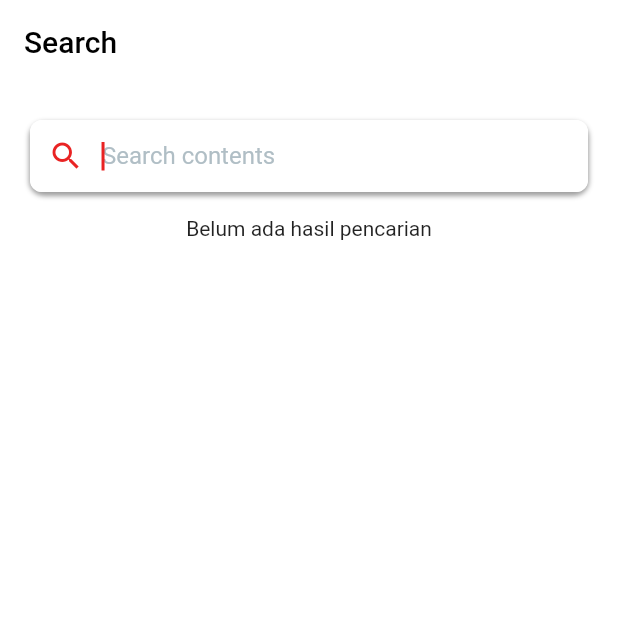
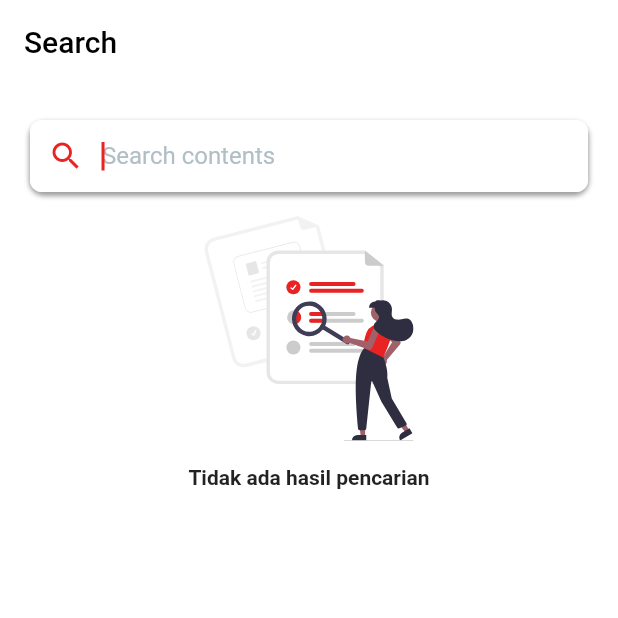
Before and after one commit to CevinWays/medisains, a Flutter app: the FragmentMyContentPage screen opened directly, after a tap on the "search" icon, on a phone screen of 412 x 824 dp, the top half of it. Run offline on Flutter 3.47's test engine with Material 2 defaults, Android fonts, the phone set to English and light mode, and no system bars; our stand-ins replace bloc, cached_network_image, carousel_slider, cloud_firestore, convex_bottom_bar, date_format and 13 more; missing offline and left inert: flutter_document_picker; accounts and stored records are empty; network calls fail.

Commit message:
Fixing bug

```diff
--- a/lib/helpers/validator_helper.dart
+++ b/lib/helpers/validator_helper.dart
@@ -35,4 +35,15 @@ class ValidatorHelper{
     else
       return null;
   }
+
+  static String validatorPhoneNum({String value,String label}){
+    if(value.isEmpty)
+      return '$label tidak boleh kosong';
+    else if (value.length < 10)
+      return '$label harus lebih dari 10 digit';
+    else if (value.length > 13)
+      return '$label tidak boleh lebih dari 12 digit';
+    else
+      return null;
+  }
 }
--- a/lib/pages/content/layout/search_content_page.dart
+++ b/lib/pages/content/layout/search_content_page.dart
@@ -1,6 +1,7 @@
 import 'package:flutter/material.dart';
 import 'package:flutter_bloc/flutter_bloc.dart';
 import 'package:flutter_rating_bar/flutter_rating_bar.dart';
+import 'package:flutter_svg/svg.dart';
 import 'package:medisains/helpers/constant_color.dart';
 import 'package:medisains/helpers/constant_routes.dart';
 import 'package:medisains/helpers/datetime_helper.dart';
@@ -150,9 +151,8 @@ class _SearchContentPageState extends State<SearchContentPage> {
                                   Icons.star,
                                   color: primaryColor,
                                 ),
-                                onRatingUpdate: (rating) {
-                                  print(rating);
-                                },
+                                updateOnDrag: false,
+                                onRatingUpdate: null,
                               ),
                             ],
                           ),
@@ -201,7 +201,18 @@ class _SearchContentPageState extends State<SearchContentPage> {
                 ),
               );
             },
-          ) : Container(child: Center(child: Text('Belum ada hasil pencarian'),));
+          ) : Center(
+            child: Column(
+              mainAxisAlignment: MainAxisAlignment.center,
+              crossAxisAlignment: CrossAxisAlignment.center,
+              children: [
+                SvgPicture.asset("assets/images/img_search.svg",height: 150,width: 150,),
+                Padding(
+                  padding: const EdgeInsets.only(top: 16),
+                  child: Text("Tidak ada hasil pencarian",textAlign: TextAlign.center,style: TextStyle(fontWeight: FontWeight.bold),),
+                ),
+              ],
+            ),);
         }
     );
   }
--- a/lib/pages/home/fragment_content_page.dart
+++ b/lib/pages/home/fragment_content_page.dart
@@ -149,9 +149,8 @@ class _FragmentContentPageState extends State<FragmentContentPage> {
                                 Icons.star,
                                 color: primaryColor,
                               ),
-                              onRatingUpdate: (rating) {
-                                print(rating);
-                              },
+                              updateOnDrag: false,
+                              onRatingUpdate: null,
                             ),
                           ],
                         ),
@@ -283,7 +282,6 @@ class _FragmentContentPageState extends State<FragmentContentPage> {
           InkWell(
             onTap: () => Navigator.pushNamed(context, categoryPage,arguments: ContentModel(
                 category: "Kesehatan",
-                uid: App().sharedPreferences.getString("uid")
             )),
             child: Container(
               padding: EdgeInsets.all(16),
--- a/lib/pages/home/fragment_my_content_page.dart
+++ b/lib/pages/home/fragment_my_content_page.dart
@@ -2,6 +2,7 @@ import 'package:cloud_firestore/cloud_firestore.dart';
 import 'package:flutter/material.dart';
 import 'package:flutter_bloc/flutter_bloc.dart';
 import 'package:flutter_rating_bar/flutter_rating_bar.dart';
+import 'package:flutter_svg/svg.dart';
 import 'package:medisains/app.dart';
 import 'package:medisains/helpers/constant_color.dart';
 import 'package:medisains/helpers/constant_routes.dart';
@@ -40,7 +41,20 @@ class _FragmentMyContentPageState extends State<FragmentMyContentPage> {
           return state is ReadContentState && state.listContentModel.length > 0
               ? Container(
               padding: EdgeInsets.all(16),
-              child: _widgetMedicines()) : Container(child: Center(child: Text("Kamu belum memiliki data content"),),);
+              child: _widgetMedicines())
+              : Container(child:
+          Center(
+            child: Column(
+              mainAxisAlignment: MainAxisAlignment.center,
+              crossAxisAlignment: CrossAxisAlignment.center,
+              children: [
+                SvgPicture.asset("assets/images/img_content.svg",height: 150,width: 150,),
+                Padding(
+                  padding: const EdgeInsets.only(top: 16),
+                  child: Text("Kamu belum menambahkan content",textAlign: TextAlign.center,style: TextStyle(fontWeight: FontWeight.bold),),
+                ),
+              ],
+            ),),);
         },
       ),
     );
@@ -130,9 +144,8 @@ class _FragmentMyContentPageState extends State<FragmentMyContentPage> {
                                   Icons.star,
                                   color: primaryColor,
                                 ),
-                                onRatingUpdate: (rating) {
-                                  print(rating);
-                                },
+                                updateOnDrag: false,
+                                onRatingUpdate: null,
                               ),
                             ],
                           ),
```
Also changed, not shown: lib/pages/category/layout/category_page.dart (+17 -4 lines), lib/pages/content/layout/content_page.dart (+5 -5 lines), lib/pages/home/fragment_home_page.dart (+4 -6 lines), lib/pages/profile/edit_profile_page.dart (+4 -4 lines).
